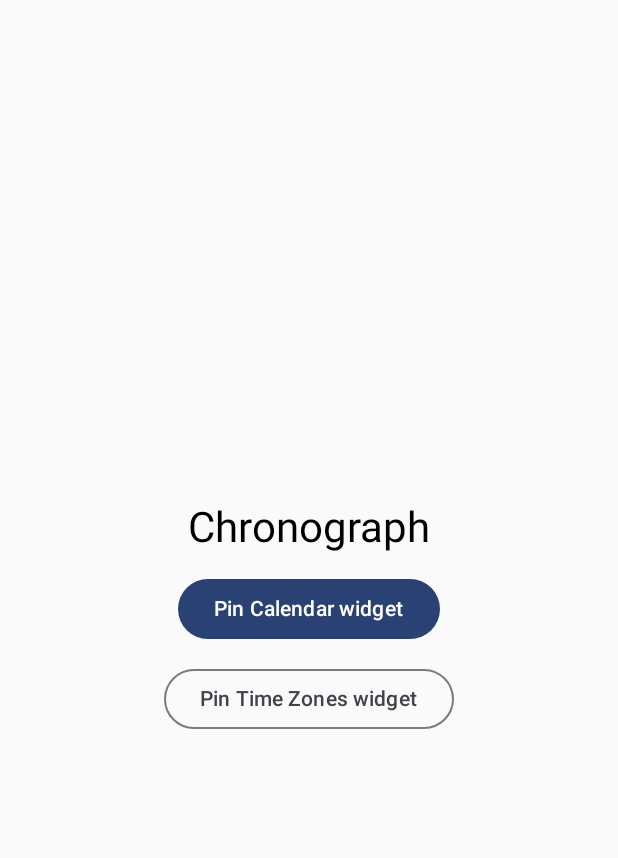
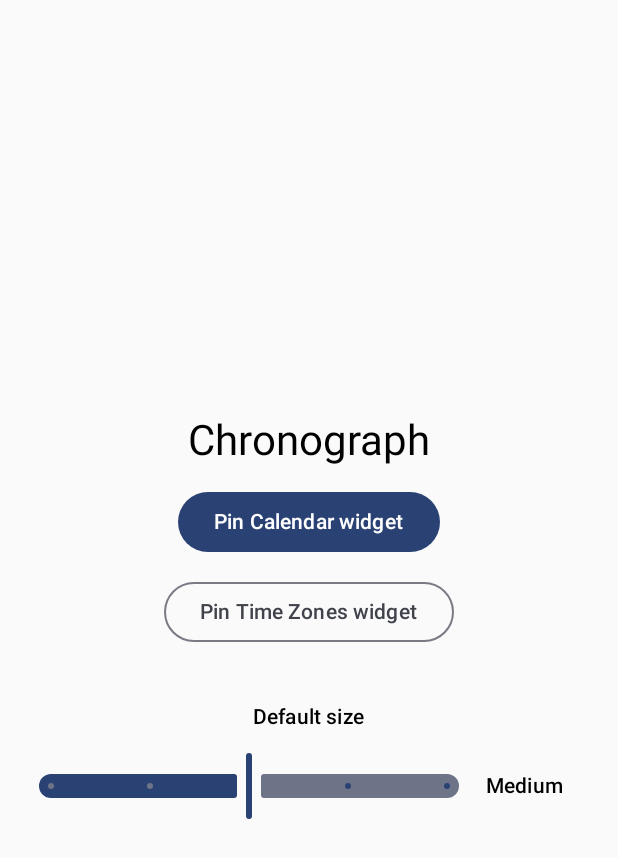
Before and after one commit to arfct/chronograph, an Android app built with Jetpack Compose: the screen it shows after launch (MainActivity), on a phone screen of 412 x 824 dp. Shown: the top 858 px of the screen. Run offline under Robolectric (Android 15) with nearby library versions, the phone set to English and light mode, and no system bars; libraries missing offline, so code that uses them is left out: androidx.glance, androidx.glance.appwidget, androidx.glance.state; 3 statements that could not run were skipped.

Commit message:
Add an app-wide Default Size for widgets and previews
Widget Font Size gains a Default option, now the default for new widgets,
that follows a Default Size picker in each settings sheet's Display Options
(App Group key defaultFontSize, Medium when unset). The app's preview tabs
use it too. Android gets the same setting as a slider on the home screen and
a "Use default size" switch in the widget options; the size is read inside
composition so running widgets redraw when it changes.

Co-Authored-By: Claude <noreply@anthropic.com>

```diff
--- a/android/app/src/main/kotlin/com/artifact/chronograph/MainActivity.kt
+++ b/android/app/src/main/kotlin/com/artifact/chronograph/MainActivity.kt
@@ -12,8 +12,12 @@ import androidx.compose.foundation.isSystemInDarkTheme
 import androidx.compose.foundation.layout.Arrangement
 import androidx.compose.foundation.layout.Column
 import androidx.compose.foundation.layout.fillMaxSize
+import androidx.compose.foundation.layout.fillMaxWidth
 import androidx.compose.foundation.layout.padding
+import androidx.compose.foundation.layout.Row
+import androidx.compose.foundation.layout.width
 import androidx.compose.material3.Button
+import androidx.compose.material3.Slider
 import androidx.compose.material3.MaterialTheme
 import androidx.compose.material3.OutlinedButton
 import androidx.compose.material3.Text
@@ -23,6 +27,7 @@ import androidx.compose.runtime.Composable
 import androidx.compose.runtime.getValue
 import androidx.compose.runtime.mutableStateOf
 import androidx.compose.runtime.remember
+import androidx.compose.runtime.rememberCoroutineScope
 import androidx.compose.runtime.setValue
 import androidx.compose.ui.Alignment
 import androidx.compose.ui.Modifier
@@ -32,10 +37,14 @@ import androidx.glance.appwidget.GlanceAppWidgetManager
 import androidx.glance.appwidget.GlanceAppWidgetReceiver
 import androidx.glance.appwidget.updateAll
 import androidx.lifecycle.lifecycleScope
+import com.artifact.chronograph.core.FontSize
 import com.artifact.chronograph.data.CalendarRepository
+import com.artifact.chronograph.widget.AppPrefs
 import com.artifact.chronograph.widget.CalendarWidget
 import com.artifact.chronograph.widget.CalendarWidgetReceiver
 import com.artifact.chronograph.widget.TimeZonesWidgetReceiver
+import com.artifact.chronograph.widget.label
+import kotlin.math.roundToInt
 import kotlinx.coroutines.launch
 
 class MainActivity : ComponentActivity() {
@@ -99,5 +108,40 @@ private fun Home(onCalendarPermissionGranted: () -> Unit) {
         OutlinedButton(onClick = { pin(TimeZonesWidgetReceiver::class.java) }) {
             Text("Pin Time Zones widget")
         }
+        DefaultSizeSetting()
     }
 }
+
+/**
+ * App-wide Default Size, the counterpart of the iOS Display Options picker.
+ * Widgets whose size is Default follow it; the rest keep their own.
+ */
+@Composable
+private fun DefaultSizeSetting() {
+    val context = LocalContext.current
+    val scope = rememberCoroutineScope()
+    var size by remember { mutableStateOf(AppPrefs.defaultFontSize(context)) }
+
+    Text(
+        "Default size",
+        style = MaterialTheme.typography.titleSmall,
+        modifier = Modifier.padding(top = 24.dp),
+    )
+    Row(modifier = Modifier.fillMaxWidth(), verticalAlignment = Alignment.CenterVertically) {
+        Slider(
+            value = size.ordinal.toFloat(),
+            onValueChange = { size = FontSize.entries[it.roundToInt()] },
+            onValueChangeFinished = {
+                scope.launch { AppPrefs.setDefaultFontSize(context, size) }
+            },
+            valueRange = 0f..(FontSize.entries.size - 1).toFloat(),
+            steps = FontSize.entries.size - 2,
+            modifier = Modifier.weight(1f),
+        )
+        Text(
+            size.label,
+            style = MaterialTheme.typography.labelLarge,
+            modifier = Modifier.padding(start = 16.dp).width(64.dp),
+        )
+    }
+}
--- /dev/null
+++ b/android/app/src/main/kotlin/com/artifact/chronograph/widget/AppPrefs.kt
@@ -0,0 +1,47 @@
+package com.artifact.chronograph.widget
+
+import android.content.Context
+import androidx.glance.appwidget.GlanceAppWidget
+import androidx.glance.appwidget.GlanceAppWidgetManager
+import androidx.glance.appwidget.state.updateAppWidgetState
+import com.artifact.chronograph.core.FontSize
+
+/**
+ * App-wide settings, the Android counterpart of the App Group defaults on iOS
+ * (`Keys.defaultFontSize`). Per-widget options stay in [WidgetPrefs].
+ */
+object AppPrefs {
+    private const val FILE = "chronograph"
+    private const val DEFAULT_FONT_SIZE = "defaultFontSize"
+
+    /** The size widgets set to Default use. Medium when unset. */
+    fun defaultFontSize(context: Context): FontSize =
+        context.getSharedPreferences(FILE, Context.MODE_PRIVATE)
+            .getString(DEFAULT_FONT_SIZE, null)
+            ?.let { runCatching { FontSize.valueOf(it) }.getOrNull() }
+            ?: FontSize.MEDIUM
+
+    /**
+     * Saves the default and redraws every placed widget. A running Glance
+     * session only recomposes on `update`, so the size is also copied into each
+     * widget's state ([WidgetPrefs.APP_DEFAULT_SIZE]), which the widgets read
+     * inside composition.
+     */
+    suspend fun setDefaultFontSize(context: Context, size: FontSize) {
+        context.getSharedPreferences(FILE, Context.MODE_PRIVATE)
+            .edit()
+            .putString(DEFAULT_FONT_SIZE, size.name)
+            .apply()
+        val manager = GlanceAppWidgetManager(context)
+        val widgets: List<Pair<Class<out GlanceAppWidget>, GlanceAppWidget>> = listOf(
+            CalendarWidget::class.java to CalendarWidget(),
+            TimeZonesWidget::class.java to TimeZonesWidget(),
+        )
+        for ((type, widget) in widgets) {
+            for (id in manager.getGlanceIds(type)) {
+                updateAppWidgetState(context, id) { it[WidgetPrefs.APP_DEFAULT_SIZE] = size.name }
+                widget.update(context, id)
+            }
+        }
+    }
+}
```
Also changed, not shown: android/app/src/main/kotlin/com/artifact/chronograph/widget/CalendarWidget.kt (+9 -3 lines), android/app/src/main/kotlin/com/artifact/chronograph/widget/TimeZonesWidget.kt (+9 -3 lines), android/app/src/main/kotlin/com/artifact/chronograph/widget/WidgetConfigActivity.kt (+11 -4 lines), android/app/src/main/kotlin/com/artifact/chronograph/widget/WidgetPrefs.kt (+20 -6 lines), 12 other files.
